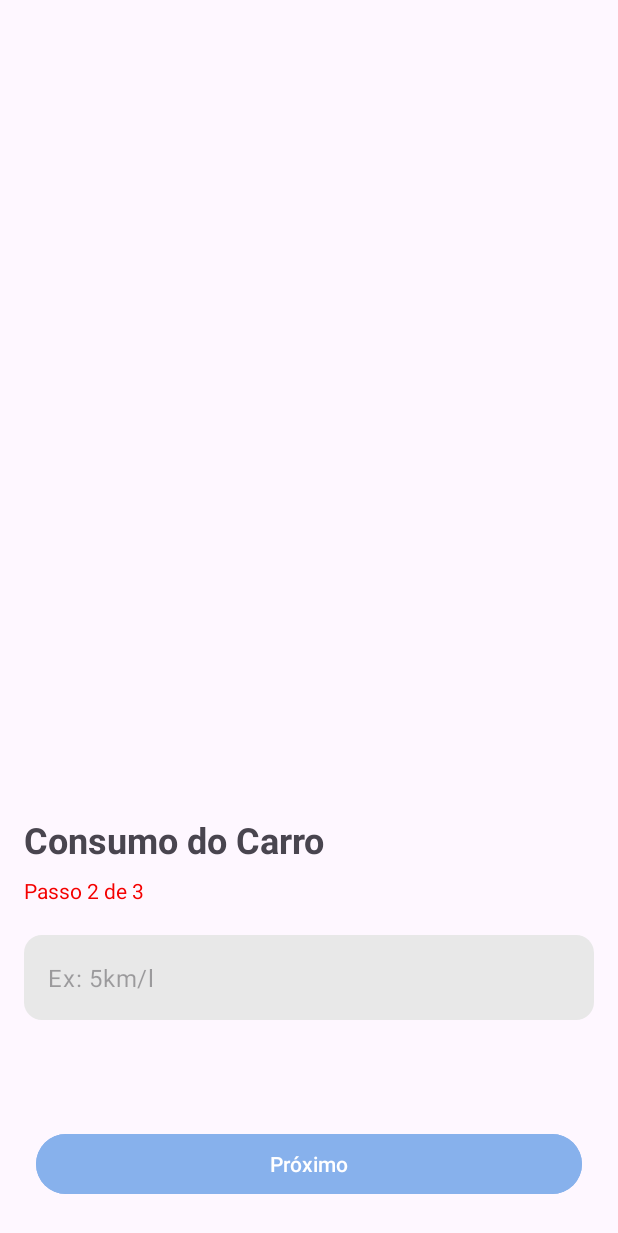
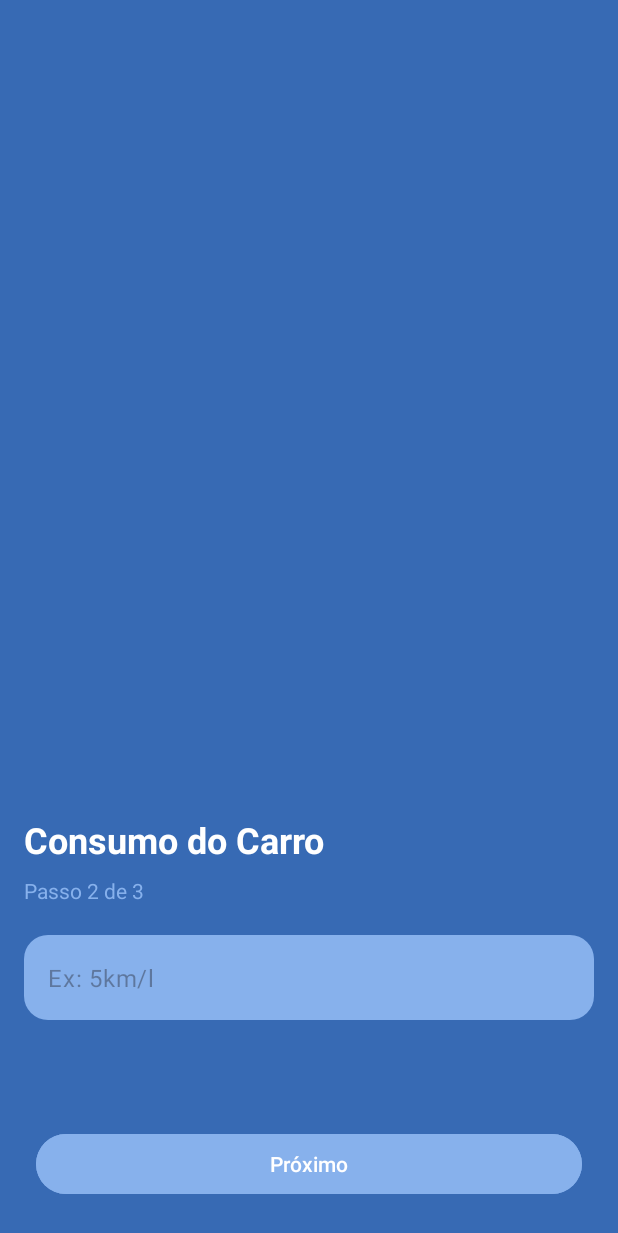
Before and after one commit to eduardoagabes/fuel-calculator, an Android app: the ConsumptionActivity screen opened directly, with no data from a screen before it, on a phone screen of 412 x 824 dp. Shown: the top 1233 px of the screen. Run offline under Robolectric (Android 15) with nearby library versions, the phone set to English and light mode, and no system bars.

Commit message:
melhorando experiencia do usuario

```diff
--- a/app/src/main/java/com/eduardoagabes/fuelcalculator/ResultActivity.kt
+++ b/app/src/main/java/com/eduardoagabes/fuelcalculator/ResultActivity.kt
@@ -29,7 +29,7 @@ class ResultActivity : AppCompatActivity() {
         tvDistancia.text = distancia.toString()
 
         val resultFormatado = String.format("%.2f", result)
-        tvResult.text = "$ $resultFormatado"
+        tvResult.text = "$$resultFormatado"
 
 
 
--- a/app/src/main/res/drawable/rounded_bg.xml
+++ b/app/src/main/res/drawable/rounded_bg.xml
@@ -1,6 +1,6 @@
 <?xml version="1.0" encoding="utf-8"?>
 <shape xmlns:android="http://schemas.android.com/apk/res/android">
-    <solid android:color="#E8E8E8" ></solid>
-    <corners android:radius="12dp" ></corners>
+    <solid android:color="#87B1EC" ></solid>
+    <corners android:radius="16dp"></corners>
 
 </shape>
--- a/app/src/main/res/layout/activity_consumption.xml
+++ b/app/src/main/res/layout/activity_consumption.xml
@@ -5,6 +5,7 @@
     android:id="@+id/main"
     android:layout_width="match_parent"
     android:layout_height="match_parent"
+    android:background="@color/primary_100"
     tools:context=".ConsumptionActivity">
 
     <Button
@@ -37,7 +38,7 @@
             android:background="@drawable/rounded_bg"
             android:hint="Ex: 5km/l"
             android:inputType="number"
-            android:maxLength="2" />
+            android:maxLength="3" />
     </com.google.android.material.textfield.TextInputLayout>
 
     <TextView
@@ -47,6 +48,7 @@
         android:layout_marginStart="16dp"
         android:layout_marginEnd="16dp"
         android:layout_marginBottom="8dp"
+        android:textColor="@color/white"
         android:text="Consumo do Carro"
         android:textSize="24sp"
         android:textStyle="bold"
@@ -62,7 +64,7 @@
         android:layout_marginEnd="16dp"
         android:layout_marginBottom="20dp"
         android:text="Passo 2 de 3"
-        android:textColor="@color/red"
+        android:textColor="@color/blue"
         app:layout_constraintBottom_toTopOf="@+id/textInputLayout"
         app:layout_constraintEnd_toEndOf="parent"
         app:layout_constraintStart_toStartOf="parent" />
--- a/app/src/main/res/layout/activity_distance.xml
+++ b/app/src/main/res/layout/activity_distance.xml
@@ -5,6 +5,7 @@
     android:id="@+id/main"
     android:layout_width="match_parent"
     android:layout_height="match_parent"
+    android:background="@color/primary_100"
     tools:context=".DistanceActivity">
 
     <Button
@@ -47,6 +48,7 @@
         android:layout_marginStart="16dp"
         android:layout_marginEnd="16dp"
         android:layout_marginBottom="8dp"
+        android:textColor="@color/white"
         android:text="Distancia até o Destino"
         android:textSize="24sp"
         android:textStyle="bold"
@@ -62,7 +64,7 @@
         android:layout_marginEnd="16dp"
         android:layout_marginBottom="20dp"
         android:text="Passo 3 de 3"
-        android:textColor="@color/red"
+        android:textColor="@color/blue"
         app:layout_constraintBottom_toTopOf="@+id/textInputLayout"
         app:layout_constraintEnd_toEndOf="parent"
         app:layout_constraintStart_toStartOf="parent" />
--- a/app/src/main/res/layout/activity_main.xml
+++ b/app/src/main/res/layout/activity_main.xml
@@ -5,6 +5,7 @@
     android:id="@+id/main"
     android:layout_width="match_parent"
     android:layout_height="match_parent"
+    android:background="@color/primary_100"
     tools:context=".MainActivity">
 
     <TextView
@@ -12,11 +13,11 @@
         android:layout_width="match_parent"
         android:layout_height="wrap_content"
         android:layout_marginStart="48dp"
-        android:layout_marginTop="16dp"
         android:layout_marginEnd="48dp"
         android:layout_marginBottom="8dp"
         android:gravity="center"
         android:text="Calculadora de gasto de combustível"
+        android:textColor="@color/white"
         android:textSize="29sp"
         android:textStyle="bold"
         app:layout_constraintBottom_toTopOf="@+id/tv_descricao_2"
@@ -33,6 +34,7 @@
         android:layout_marginBottom="72dp"
         android:gravity="center"
         android:text="Não tem ideia de quanto vai gastar de gasolina na sua viagem? Então está no lugar certo"
+        android:textColor="@color/white"
         app:layout_constraintBottom_toTopOf="@+id/btn_iniciar"
         app:layout_constraintEnd_toEndOf="parent"
         app:layout_constraintStart_toStartOf="parent" />
@@ -47,4 +49,5 @@
         app:layout_constraintBottom_toBottomOf="parent"
         app:layout_constraintEnd_toEndOf="parent"
         app:layout_constraintStart_toStartOf="parent" />
+
 </androidx.constraintlayout.widget.ConstraintLayout>
--- a/app/src/main/res/layout/activity_price.xml
+++ b/app/src/main/res/layout/activity_price.xml
@@ -5,6 +5,7 @@
     android:id="@+id/main"
     android:layout_width="match_parent"
     android:layout_height="match_parent"
+    android:background="@color/primary_100"
     tools:context=".PriceActivity">
 
     <TextView
@@ -15,6 +16,7 @@
         android:layout_marginEnd="16dp"
         android:layout_marginBottom="8dp"
         android:text="Preço do Combustível"
+        android:textColor="@color/white"
         android:textSize="24sp"
         android:textStyle="bold"
         app:layout_constraintBottom_toTopOf="@+id/tv_descricao_4"
@@ -29,7 +31,7 @@
         android:layout_marginEnd="16dp"
         android:layout_marginBottom="20dp"
         android:text="Passo 1 de 3"
-        android:textColor="@color/red"
+        android:textColor="@color/blue"
         app:layout_constraintBottom_toTopOf="@+id/textInputLayout"
         app:layout_constraintEnd_toEndOf="parent"
         app:layout_constraintStart_toStartOf="parent" />
```
Also changed, not shown: app/src/main/res/drawable/header_white_bg.xml (added, +11 -0 lines), app/src/main/res/layout/activity_result.xml (+30 -10 lines).
